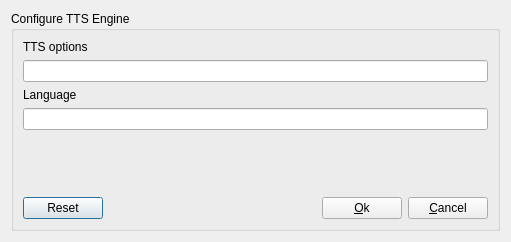
Above: rbutil/rbutilqt/sapicfgfrm.ui from Rockbox-Chinese-Community/Rockbox-RCC before the change. Below: the same form after it.
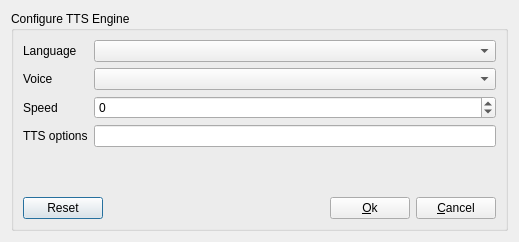
That is the form after the change. Icons and pictures are not drawn.

Commit message: rbutilqt: made the sapi TTS more configurable, you can now select a specific voice in the config dialog. Also reworked some setSetting functions, to remove depencies.

What changed in the file:
```diff
--- a/rbutil/rbutilqt/sapicfgfrm.ui
+++ b/rbutil/rbutilqt/sapicfgfrm.ui
@@ -18,41 +18,68 @@
      <property name="title" >
       <string>Configure TTS Engine</string>
      </property>
-     <layout class="QVBoxLayout" >
-      <item>
+     <layout class="QGridLayout" >
+      <item row="0" column="0" >
+       <widget class="QLabel" name="label_3" >
+        <property name="text" >
+         <string>Language</string>
+        </property>
+       </widget>
+      </item>
+      <item row="0" column="1" >
+       <widget class="QComboBox" name="languagecombo" />
+      </item>
+      <item row="1" column="0" >
+       <widget class="QLabel" name="label" >
+        <property name="text" >
+         <string>Voice</string>
+        </property>
+       </widget>
+      </item>
+      <item row="1" column="1" >
+       <widget class="QComboBox" name="voicecombo" />
+      </item>
+      <item row="2" column="0" >
+       <widget class="QLabel" name="label_4" >
+        <property name="text" >
+         <string>Speed</string>
+        </property>
+       </widget>
+      </item>
+      <item row="2" column="1" >
+       <widget class="QSpinBox" name="speed" >
+        <property name="minimum" >
+         <number>-10</number>
+        </property>
+        <property name="maximum" >
+         <number>10</number>
+        </property>
+       </widget>
+      </item>
+      <item row="3" column="0" >
        <widget class="QLabel" name="label_2" >
         <property name="text" >
          <string>TTS options</string>
         </property>
        </widget>
       </item>
-      <item>
+      <item row="3" column="1" >
        <widget class="QLineEdit" name="ttsoptions" />
       </item>
-      <item>
-       <widget class="QLabel" name="label_3" >
-        <property name="text" >
-         <string>Language</string>
-        </property>
-       </widget>
-      </item>
-      <item>
-       <widget class="QLineEdit" name="ttslanguage" />
-      </item>
-      <item>
+      <item row="4" column="0" colspan="2" >
        <spacer>
         <property name="orientation" >
          <enum>Qt::Vertical</enum>
         </property>
         <property name="sizeHint" >
          <size>
-          <width>20</width>
-          <height>40</height>
+          <width>473</width>
+          <height>21</height>
          </size>
         </property>
        </spacer>
       </item>
-      <item>
+      <item row="5" column="0" colspan="2" >
        <layout class="QHBoxLayout" >
         <item>
          <widget class="QPushButton" name="reset" >
```
The commit also changes 15 other files.
